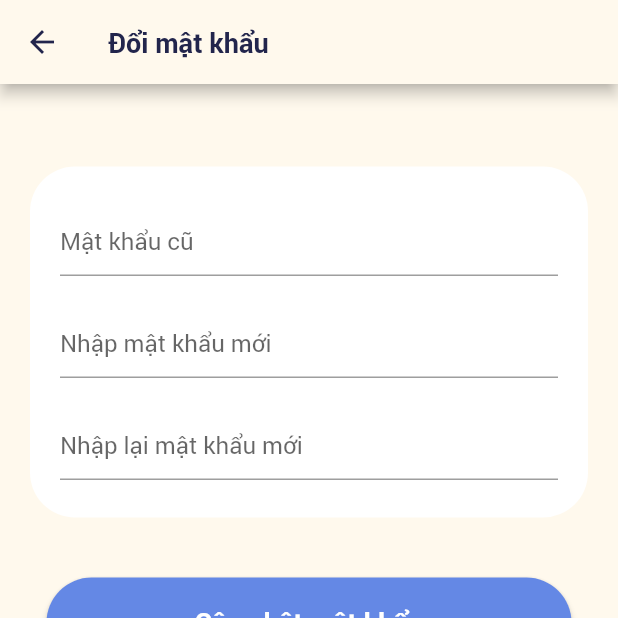
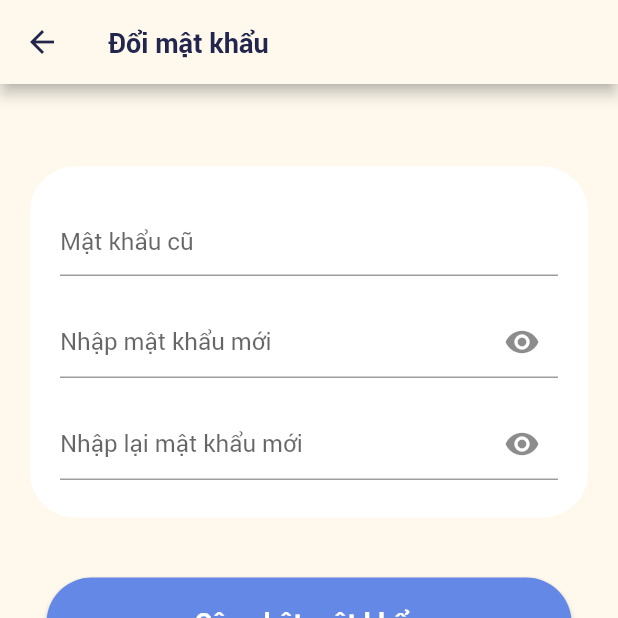
Before and after one commit to minhdinhtv761/habitool, a Flutter app: the ChangePasswordScreen screen opened directly, on a phone screen of 412 x 824 dp, the top half of it. Run offline on Flutter 3.47's test engine with Material 2 defaults, Android fonts, the phone set to English and light mode, and no system bars; our stand-ins replace cloud_firestore, firebase_auth, firebase_core, flutter_slidable, font_awesome_flutter, get_it and 4 more; missing offline and left inert: radio_grouped_buttons; accounts and stored records are empty.

Commit message:
fix something user
fix

```diff
--- a/lib/model/methods.dart
+++ b/lib/model/methods.dart
@@ -5,7 +5,7 @@ import 'package:firebase_auth/firebase_auth.dart';
 import 'package:flutter/material.dart';
 import 'package:google_sign_in/google_sign_in.dart';
 
-Future<User> createAccount(String email, String password) async {
+Future<User> createAccount(String email, String password, String repassword) async {
   FirebaseAuth _auth = FirebaseAuth.instance;
 
   FirebaseFirestore _firestore = FirebaseFirestore.instance;
--- a/lib/view/screen/user/change_password.dart
+++ b/lib/view/screen/user/change_password.dart
@@ -22,6 +22,13 @@ class _ChangePasswordScreen extends State<ChangePasswordScreen> {
   var _reNewPasswordController = TextEditingController();
 
   var _formKey = GlobalKey<FormState>();
+  bool _isObscure = true;
+
+  void _toggleObscure() {
+    setState(() {
+      _isObscure = !_isObscure;
+    });
+  }
 
   bool checkCurrentPasswordValid = true;
 
@@ -42,9 +49,10 @@ class _ChangePasswordScreen extends State<ChangePasswordScreen> {
       appBar: AppBar(
         backgroundColor: CustomColors.light,
         leading: IconButton(
-          icon: Icon(Icons.arrow_back, color: CustomColors.black),
-          onPressed: () {},
-        ),
+            icon: Icon(Icons.arrow_back, color: CustomColors.black),
+            onPressed: () {
+              Navigator.pop(context);
+            }),
         title: Text(
           'Đổi mật khẩu',
           style: TextStyle(
@@ -105,9 +113,17 @@ class _ChangePasswordScreen extends State<ChangePasswordScreen> {
                                       color: CustomColors.grey,
                                       fontSize: 20,
                                     ),
+                                    suffixIcon: IconButton(
+                                      icon: Icon(
+                                        (_isObscure
+                                            ? Icons.visibility
+                                            : Icons.visibility_off),
+                                      ),
+                                      onPressed: _toggleObscure,
+                                    ),
                                   ),
                                   controller: _newPasswordController,
-                                  obscureText: true,
+                                  obscureText: _isObscure,
                                 ),
                               ),
                               SizedBox(height: 20.0),
@@ -119,8 +135,16 @@ class _ChangePasswordScreen extends State<ChangePasswordScreen> {
                                         color: CustomColors.grey,
                                         fontSize: 20,
                                       ),
+                                      suffixIcon: IconButton(
+                                        icon: Icon(
+                                          (_isObscure
+                                              ? Icons.visibility
+                                              : Icons.visibility_off),
+                                        ),
+                                        onPressed: _toggleObscure,
+                                      ),
                                     ),
-                                    obscureText: true,
+                                    obscureText: _isObscure,
                                     controller: _reNewPasswordController,
                                     validator: (value) {
                                       return _newPasswordController.text ==
```
Also changed, not shown: lib/view/screen/intro/signup_screen.dart (+50 -39 lines), lib/view/screen/user/user_info.dart (+5 -4 lines), lib/view/screen/user/user_screen.dart (+25 -7 lines), lib/widgets/custom_appbar.dart (+4 -3 lines).
